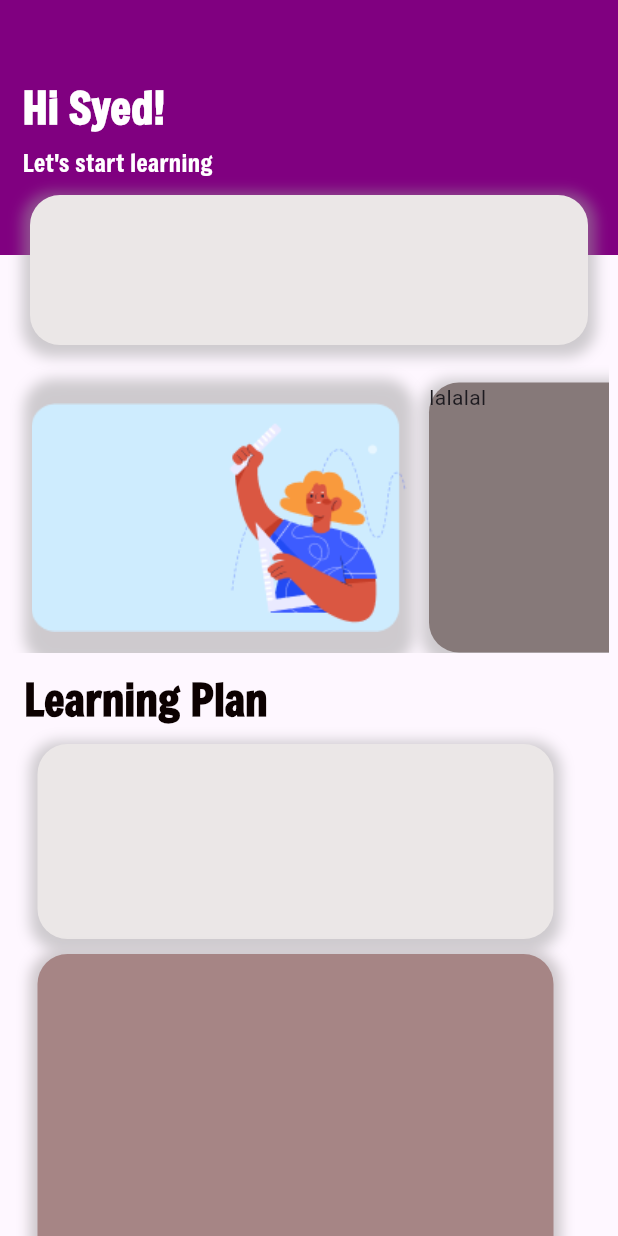
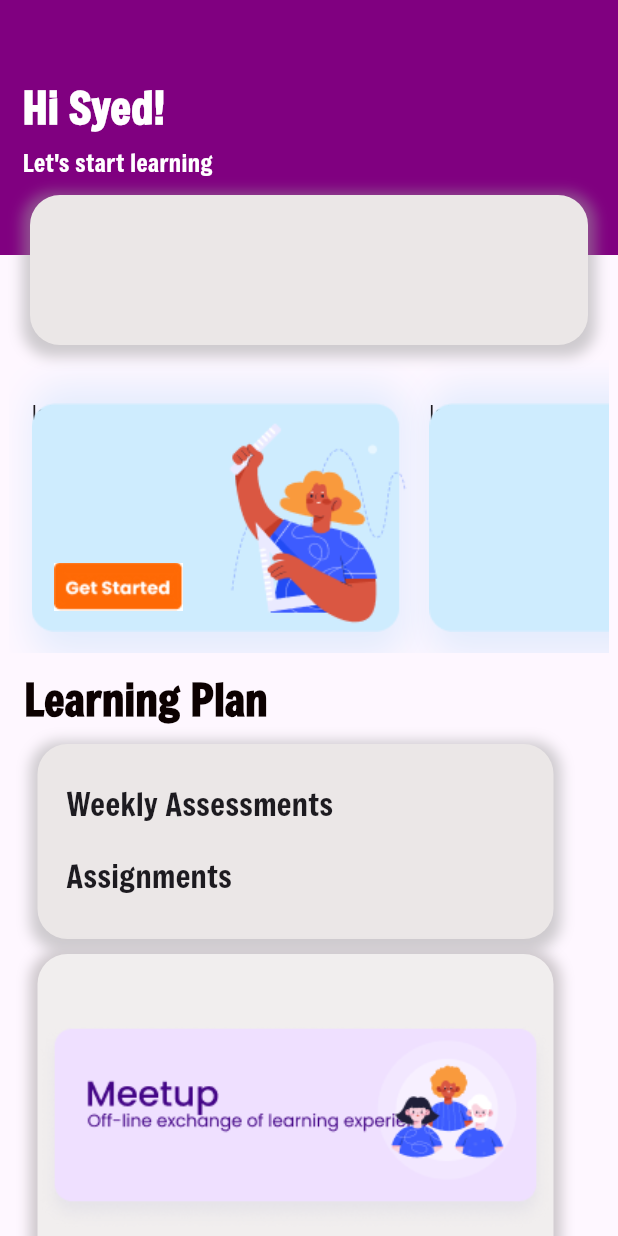
Before and after one commit to SyedAleezHassan/Online_Learning_App_flutter, a Flutter app: the HomeScreen screen opened directly, on a phone screen of 412 x 824 dp. Run offline on Flutter 3.47's test engine with Material 3 defaults, Android fonts, the phone set to English and light mode, and no system bars; our stand-ins replace carousel_slider; missing offline and left inert: dart:ffi, fluid_bottom_nav_bar.

Commit message:
color class

```diff
--- /dev/null
+++ b/lib/color/colors.dart
@@ -0,0 +1,5 @@
+import 'package:flutter/material.dart';
+
+class appColor {
+  static const Color primaryColor = Color.fromRGBO(128, 0, 128, 5);
+}
--- a/lib/navBar/navBar.dart
+++ b/lib/navBar/navBar.dart
@@ -1,6 +1,7 @@
 import 'package:fluid_bottom_nav_bar/fluid_bottom_nav_bar.dart';
 import 'package:flutter/material.dart';
 import 'package:learning_app_fyp/screens/account.dart';
+import 'package:learning_app_fyp/screens/course.dart';
 import 'package:learning_app_fyp/screens/home.dart';
 import 'package:learning_app_fyp/screens/message.dart';
 
@@ -82,7 +83,7 @@ class _NavBarState extends State {
           _child = HomeScreen();
           break;
         case 1:
-          _child = AccountScreen();
+          _child = CourseScreen();
           break;
         case 2:
           _child = MessageScreen();
--- a/lib/screens/course.dart
+++ b/lib/screens/course.dart
@@ -1,4 +1,5 @@
 import 'package:flutter/material.dart';
+import 'package:learning_app_fyp/color/colors.dart';
 
 class CourseScreen extends StatefulWidget {
   const CourseScreen({super.key});
@@ -11,9 +12,71 @@ class _CourseScreenState extends State<CourseScreen> {
   @override
   Widget build(BuildContext context) {
     return Scaffold(
-      body: Container(height:120,
-      width: 120,
-      color:  Colors.red,),
-    );
+        body: Container(
+      padding: EdgeInsets.only(top: 70, left: 20, right: 20),
+      height: 370,
+      width: double.infinity,
+      //color: Color.fromRGBO(128, 0, 128, 5),
+      child: Column(
+        crossAxisAlignment: CrossAxisAlignment.start,
+        children: [
+          Text(
+            "Hi Syed!",
+            style: const TextStyle(
+                color: appColor.primaryColor,
+                fontFamily: 'Schyler',
+                fontSize: 29,
+                fontWeight: FontWeight.bold),
+          ),
+          SizedBox(
+            height: 30,
+          ),
+          TextField(
+            decoration: InputDecoration(
+              border:
+                  OutlineInputBorder(borderRadius: BorderRadius.circular(8)),
+
+              // hintText: 'Enter a search term',
+            ),
+          ),
+          Container(
+            height: 180,
+            width: 250,
+            margin: EdgeInsets.only(top: 15, left: 15),
+            child: Stack(
+              children: [
+                Positioned(top: 10, child: Text("lalalal")),
+                Positioned(
+                  top: 0,
+                  bottom: 0,
+                  child: Image.asset(
+                    "assets/card.png",
+                    height: 170,
+                    width: 150,
+                  ),
+                ),
+                // Positioned(
+                //  top: 120,
+                // left: 15,
+                // child: Image.asset(
+                //     "assets/startButton.jpg")
+                //),
+              ],
+            ),
+            decoration: BoxDecoration(
+                borderRadius: BorderRadius.circular(20),
+                // color: Color.fromARGB(255, 134, 121, 121),
+                boxShadow: [
+                  BoxShadow(
+                    color: Color.fromARGB(255, 169, 211, 248).withOpacity(0.3),
+                    spreadRadius: 0.2,
+                    blurRadius: 20,
+                    offset: Offset(0, 3),
+                  ),
+                ]),
+          ),
+        ],
+      ),
+    ));
   }
 }
--- a/lib/screens/home.dart
+++ b/lib/screens/home.dart
@@ -1,6 +1,9 @@
+import 'dart:ffi';
+
 import 'package:flutter/cupertino.dart';
 import 'package:flutter/material.dart';
 import 'package:flutter/widgets.dart';
+import 'package:learning_app_fyp/color/colors.dart';
 
 class HomeScreen extends StatefulWidget {
   const HomeScreen({super.key});
@@ -21,7 +24,7 @@ class _HomeScreenState extends State<HomeScreen> {
                 Container(
                   height: 170,
                   width: double.infinity,
-                  color: Color.fromRGBO(128, 0, 128, 5),
+                  color: appColor.primaryColor,
                   child: const Column(
                     crossAxisAlignment: CrossAxisAlignment.start,
                     mainAxisAlignment: MainAxisAlignment.center,
@@ -83,7 +86,77 @@ class _HomeScreenState extends State<HomeScreen> {
                                 margin: EdgeInsets.only(top: 15, left: 15),
                                 child: Stack(
                                   children: [
-                                    // Text("lalalal"),
+                                    Positioned(top: 10, child: Text("lalalal")),
+                                    Positioned(
+                                      top: 0,
+                                      bottom: 0,
+                                      child: Image.asset(
+                                        "assets/card.png",
+                                        height: 270,
+                                        width: 250,
+                                      ),
+                                    ),
+                                    Positioned(
+                                        top: 120,
+                                        left: 15,
+                                        child: Image.asset(
+                                            "assets/startButton.jpg")),
+                                  ],
+                                ),
+                                decoration: BoxDecoration(
+                                    borderRadius: BorderRadius.circular(20),
+                                    // color: Color.fromARGB(255, 134, 121, 121),
+                                    boxShadow: [
+                                      BoxShadow(
+                                        color:
+                                            Color.fromARGB(255, 169, 211, 248)
+                                                .withOpacity(0.3),
+                                        spreadRadius: 0.2,
+                                        blurRadius: 20,
+                                        offset: Offset(0, 3),
+                                      ),
+                                    ]),
+                              ),
+                              Container(
+                                height: 180,
+                                width: 250,
+                                margin: EdgeInsets.only(top: 15, left: 15),
+                                child: Stack(
+                                  children: [
+                                    Positioned(top: 10, child: Text("lalalal")),
+                                    Positioned(
+                                      top: 0,
+                                      bottom: 0,
+                                      child: Image.asset(
+                                        "assets/card.png",
+                                        height: 270,
+                                        width: 250,
+                                      ),
+                                    ),
+                                  ],
+                                ),
+                                decoration: BoxDecoration(
+                                    borderRadius: BorderRadius.circular(20),
+                                    // color: Color.fromARGB(255, 134, 121, 121),
+                                    boxShadow: [
+                                      BoxShadow(
+                                        color:
+                                            Color.fromARGB(255, 169, 211, 248)
+                                                .withOpacity(0.3),
+                                        spreadRadius: 0.2,
+                                        blurRadius: 20,
+                                        offset: Offset(0, 3),
+                                      ),
+                                    ]),
+                              ),
+                              Container(
+                                height: 180,
+                                width: 250,
+                                margin: EdgeInsets.only(
+                                    top: 15, left: 15, right: 15),
+                                child: Stack(
+                                  children: [
+                                    Positioned(top: 10, child: Text("lalalal")),
                                     Positioned(
                                       top: 0,
                                       bottom: 0,
@@ -100,44 +173,11 @@ class _HomeScreenState extends State<HomeScreen> {
                                     // color: Color.fromARGB(255, 134, 121, 121),
                                     boxShadow: [
                                       BoxShadow(
-                                        color: Colors.grey.withOpacity(0.5),
-                                        spreadRadius: 5,
-                                        blurRadius: 7,
-                                        offset: Offset(0, 3),
-                                      ),
-                                    ]),
-                              ),
-                              Container(
-                                height: 180,
-                                width: 250,
-                                margin: EdgeInsets.only(top: 15, left: 15),
-                                child: Text("lalalal"),
-                                decoration: BoxDecoration(
-                                    borderRadius: BorderRadius.circular(20),
-                                    color: Color.fromARGB(255, 134, 121, 121),
-                                    boxShadow: [
-                                      BoxShadow(
-                                        color: Colors.grey.withOpacity(0.5),
-                                        spreadRadius: 5,
-                                        blurRadius: 7,
-                                        offset: Offset(0, 3),
-                                      ),
-                                    ]),
-                              ),
-                              Container(
-                                height: 180,
-                                width: 250,
-                                margin: EdgeInsets.only(
-                                    top: 15, left: 15, right: 15),
-                                child: Text("lalalal"),
-                                decoration: BoxDecoration(
-                                    borderRadius: BorderRadius.circular(20),
-                                    color: Color.fromARGB(255, 188, 184, 184),
-                                    boxShadow: [
-                                      BoxShadow(
-                                        color: Colors.grey.withOpacity(0.5),
-                                        spreadRadius: 5,
-                                        blurRadius: 7,
+                                        color:
+                                            Color.fromARGB(255, 169, 211, 248)
+                                                .withOpacity(0.3),
+                                        spreadRadius: 0.2,
+                                        blurRadius: 20,
                                         offset: Offset(0, 3),
                                       ),
                                     ]),
@@ -175,13 +215,36 @@ class _HomeScreenState extends State<HomeScreen> {
                               ]),
                           height: 130,
                           width: 344,
+                          padding: EdgeInsets.only(left: 19, top: 25),
+                          child: Column(
+                            crossAxisAlignment: CrossAxisAlignment.start,
+                            children: [
+                              Text(
+                                "Weekly Assessments",
+                                style: TextStyle(
+                                    //color: Colors.white,
+                                    fontFamily: 'Schyler',
+                                    fontSize: 21),
+                              ),
+                              SizedBox(
+                                height: 18,
+                              ),
+                              Text(
+                                "Assignments ",
+                                style: TextStyle(
+                                    //color: Colors.white,
+                                    fontFamily: 'Schyler',
+                                    fontSize: 21),
+                              ),
+                            ],
+                          ),
                           // margin: EdgeInsets.all(20),
                         ),
                         Container(
                           margin: EdgeInsets.only(left: 19, top: 10),
                           decoration: BoxDecoration(
                               borderRadius: BorderRadius.circular(20),
-                              color: Color.fromARGB(255, 166, 133, 133),
+                              color: Color.fromARGB(255, 241, 238, 238),
                               boxShadow: [
                                 BoxShadow(
                                   color: Color.fromARGB(255, 154, 149, 149)
@@ -193,6 +256,16 @@ class _HomeScreenState extends State<HomeScreen> {
                               ]),
                           height: 230,
                           width: 344,
+                          child: Column(
+                            children: [
+                              Image.asset(
+                                "assets/Meetup.png",
+                                height: 230,
+                                width: 400,
+                                // fit: BoxFit.cover,
+                              ),
+                            ],
+                          ),
                           // margin: EdgeInsets.all(20),
                         ),
                       ],
@@ -233,7 +306,7 @@ class _HomeScreenState extends State<HomeScreen> {
   //         Container(
   //           height: 170,
   //           width: 500,
-  //           color: Color.fromRGBO(128, 0, 128, 5),
+  //           color: appColor.primaryColor,
   //           child: Column(
   //             children: [
   //               Text(
```
Also changed, not shown: assets/Meetup.png (added), assets/ptm.png (added), assets/startButton.jpg (added).
